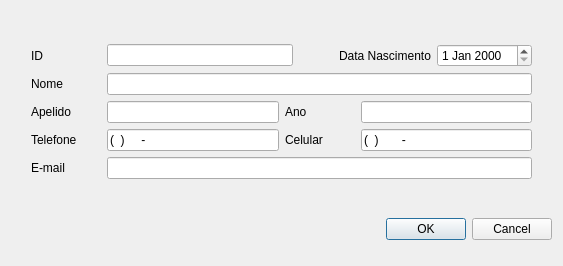
First picture: the form in interface/frmNovoMorador.ui, repository CaioPellicani/projeto_coracao, before the edit.
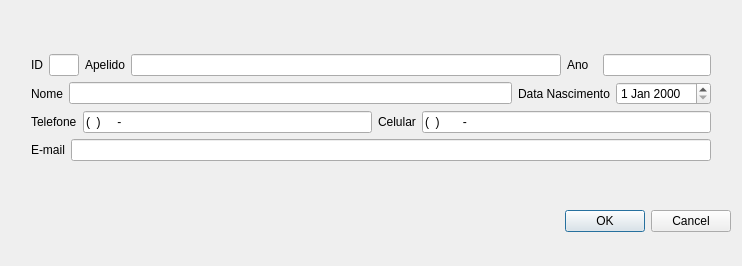
Second picture: the form after the edit.

Commit message: IMP: apelido do morador

```diff
--- a/interface/frmNovoMorador.ui
+++ b/interface/frmNovoMorador.ui
@@ -6,7 +6,7 @@
    <rect>
     <x>0</x>
     <y>0</y>
-    <width>563</width>
+    <width>742</width>
     <height>266</height>
    </rect>
   </property>
@@ -43,7 +43,7 @@
          </property>
          <property name="minimumSize">
           <size>
-           <width>70</width>
+           <width>10</width>
            <height>0</height>
           </size>
          </property>
@@ -53,39 +53,78 @@
         </widget>
        </item>
        <item>
-        <widget class="QLineEdit" name="edtID"/>
-       </item>
-       <item>
-        <spacer name="spc1">
-         <property name="orientation">
-          <enum>Qt::Horizontal</enum>
+        <widget class="QLineEdit" name="edtID">
+         <property name="sizePolicy">
+          <sizepolicy hsizetype="Fixed" vsizetype="Fixed">
+           <horstretch>0</horstretch>
+           <verstretch>0</verstretch>
+          </sizepolicy>
          </property>
-         <property name="sizeType">
-          <enum>QSizePolicy::Preferred</enum>
-         </property>
-         <property name="sizeHint" stdset="0">
-          <size>
-           <width>40</width>
-           <height>20</height>
-          </size>
-         </property>
-        </spacer>
-       </item>
-       <item>
-        <widget class="QLabel" name="lblDataNascimento">
          <property name="maximumSize">
           <size>
-           <width>101</width>
+           <width>30</width>
            <height>16777215</height>
           </size>
          </property>
+        </widget>
+       </item>
+       <item>
+        <widget class="QLabel" name="lblApelido">
+         <property name="sizePolicy">
+          <sizepolicy hsizetype="Fixed" vsizetype="Preferred">
+           <horstretch>0</horstretch>
+           <verstretch>0</verstretch>
+          </sizepolicy>
+         </property>
+         <property name="minimumSize">
+          <size>
+           <width>30</width>
+           <height>0</height>
+          </size>
+         </property>
          <property name="text">
-          <string>Data Nascimento</string>
+          <string>Apelido</string>
          </property>
         </widget>
        </item>
        <item>
-        <widget class="QDateEdit" name="edtDataNascimento"/>
+        <widget class="QLineEdit" name="edtApelido">
+         <property name="sizePolicy">
+          <sizepolicy hsizetype="Expanding" vsizetype="Fixed">
+           <horstretch>0</horstretch>
+           <verstretch>0</verstretch>
+          </sizepolicy>
+         </property>
+        </widget>
+       </item>
+       <item>
+        <widget class="QLabel" name="lblAno">
+         <property name="sizePolicy">
+          <sizepolicy hsizetype="Fixed" vsizetype="Preferred">
+           <horstretch>0</horstretch>
+           <verstretch>0</verstretch>
+          </sizepolicy>
+         </property>
+         <property name="minimumSize">
+          <size>
+           <width>30</width>
+           <height>0</height>
+          </size>
+         </property>
+         <property name="text">
+          <string>Ano</string>
+         </property>
+        </widget>
+       </item>
+       <item>
+        <widget class="QLineEdit" name="edtAno">
+         <property name="sizePolicy">
+          <sizepolicy hsizetype="Fixed" vsizetype="Fixed">
+           <horstretch>0</horstretch>
+           <verstretch>0</verstretch>
+          </sizepolicy>
+         </property>
+        </widget>
        </item>
       </layout>
      </item>
@@ -97,14 +136,14 @@
        <item>
         <widget class="QLabel" name="lblNome">
          <property name="sizePolicy">
-          <sizepolicy hsizetype="Minimum" vsizetype="Preferred">
+          <sizepolicy hsizetype="Fixed" vsizetype="Preferred">
            <horstretch>0</horstretch>
            <verstretch>0</verstretch>
           </sizepolicy>
          </property>
          <property name="minimumSize">
           <size>
-           <width>70</width>
+           <width>30</width>
            <height>0</height>
           </size>
          </property>
@@ -116,6 +155,34 @@
        <item>
         <widget class="QLineEdit" name="edtNome"/>
        </item>
+       <item>
+        <widget class="QLabel" name="lblDataNascimento">
+         <property name="sizePolicy">
+          <sizepolicy hsizetype="Fixed" vsizetype="Preferred">
+           <horstretch>0</horstretch>
+           <verstretch>0</verstretch>
+          </sizepolicy>
+         </property>
+         <property name="minimumSize">
+          <size>
+           <width>30</width>
+           <height>0</height>
+          </size>
+         </property>
+         <property name="maximumSize">
+          <size>
+           <width>101</width>
+           <height>16777215</height>
+          </size>
+         </property>
+         <property name="text">
+          <string>Data Nascimento</string>
+         </property>
+        </widget>
+       </item>
+       <item>
+        <widget class="QDateEdit" name="edtDataNascimento"/>
+       </item>
       </layout>
      </item>
      <item>
@@ -124,132 +191,51 @@
         <number>0</number>
        </property>
        <item>
-        <widget class="QLabel" name="lblApelido">
-         <property name="sizePolicy">
-          <sizepolicy hsizetype="Minimum" vsizetype="Preferred">
-           <horstretch>0</horstretch>
-           <verstretch>0</verstretch>
-          </sizepolicy>
-         </property>
-         <property name="minimumSize">
-          <size>
-           <width>70</width>
-           <height>0</height>
-          </size>
-         </property>
-         <property name="text">
-          <string>Apelido</string>
-         </property>
-        </widget>
-       </item>
-       <item>
-        <widget class="QLineEdit" name="edtApelido"/>
-       </item>
-       <item>
-        <widget class="QLabel" name="lblAno">
-         <property name="sizePolicy">
-          <sizepolicy hsizetype="Minimum" vsizetype="Preferred">
-           <horstretch>0</horstretch>
-           <verstretch>0</verstretch>
-          </sizepolicy>
-         </property>
-         <property name="minimumSize">
-          <size>
-           <width>70</width>
-           <height>0</height>
-          </size>
-         </property>
-         <property name="text">
-          <string>Ano</string>
-         </property>
-        </widget>
-       </item>
-       <item>
-        <widget class="QLineEdit" name="edtAno"/>
-       </item>
-      </layout>
-     </item>
-     <item>
-      <layout class="QHBoxLayout" name="lyt4">
-       <property name="bottomMargin">
-        <number>0</number>
-       </property>
-       <item>
         <widget class="QLabel" name="lblTelefone">
-         <property name="sizePolicy">
-          <sizepolicy hsizetype="Minimum" vsizetype="Preferred">
-           <horstretch>0</horstretch>
-           <verstretch>0</verstretch>
-          </sizepolicy>
-         </property>
-         <property name="minimumSize">
-          <size>
-           <width>70</width>
-           <height>0</height>
-          </size>
-         </property>
          <property name="text">
           <string>Telefone</string>
          </property>
         </widget>
        </item>
        <item>
-        <widget class="QLineEdit" name="edtTelefone">
+        <widget class="QLineEdit" name="lineEdit_2">
          <property name="inputMask">
           <string>(99) 9999-9999</string>
          </property>
-         <property name="text">
-          <string>() -</string>
-         </property>
         </widget>
        </item>
        <item>
         <widget class="QLabel" name="lblCelular">
-         <property name="sizePolicy">
-          <sizepolicy hsizetype="Minimum" vsizetype="Preferred">
-           <horstretch>0</horstretch>
-           <verstretch>0</verstretch>
-          </sizepolicy>
-         </property>
-         <property name="minimumSize">
-          <size>
-           <width>70</width>
-           <height>0</height>
-          </size>
-         </property>
          <property name="text">
           <string>Celular</string>
          </property>
         </widget>
        </item>
        <item>
-        <widget class="QLineEdit" name="edtCelular">
+        <widget class="QLineEdit" name="lineEdit">
          <property name="inputMask">
           <string>(99) 9 9999-9999</string>
          </property>
-         <property name="text">
-          <string>()  -</string>
-         </property>
         </widget>
        </item>
       </layout>
      </item>
      <item>
-      <layout class="QHBoxLayout" name="lyt5">
+      <layout class="QHBoxLayout" name="lyt4">
        <property name="bottomMargin">
         <number>0</number>
        </property>
        <item>
         <widget class="QLabel" name="lblEmail">
          <property name="sizePolicy">
-          <sizepolicy hsizetype="Minimum" vsizetype="Preferred">
+          <sizepolicy hsizetype="Fixed" vsizetype="Preferred">
            <horstretch>0</horstretch>
            <verstretch>0</verstretch>
           </sizepolicy>
          </property>
          <property name="minimumSize">
           <size>
-           <width>70</width>
+           <width>30</width>
            <height>0</height>
           </size>
          </property>
```
Left out of the diff: 8 changed lines with no effect on the pictures. The commit also changes 4 other files.
